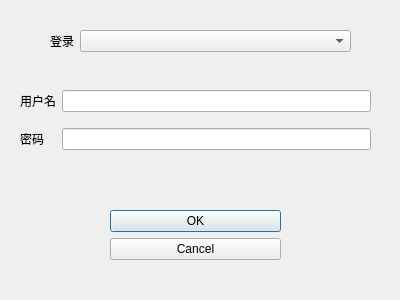
Qt form trunk/XQuantZero/clogindialog.ui (MagickPanda/XQuantZeroGit) before a commit.
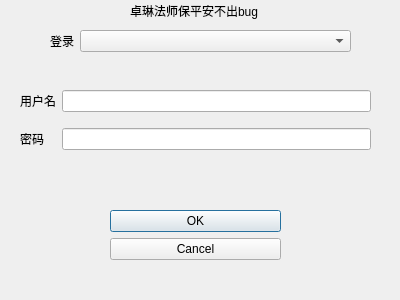
The same form after that commit.

Diff of the .ui file:
```diff
--- a/trunk/XQuantZero/clogindialog.ui
+++ b/trunk/XQuantZero/clogindialog.ui
@@ -86,6 +86,19 @@
     </item>
    </layout>
   </widget>
+  <widget class="QLabel" name="label">
+   <property name="geometry">
+    <rect>
+     <x>130</x>
+     <y>0</y>
+     <width>231</width>
+     <height>21</height>
+    </rect>
+   </property>
+   <property name="text">
+    <string>卓琳法师保平安不出bug</string>
+   </property>
+  </widget>
  </widget>
  <resources/>
  <connections>
```
